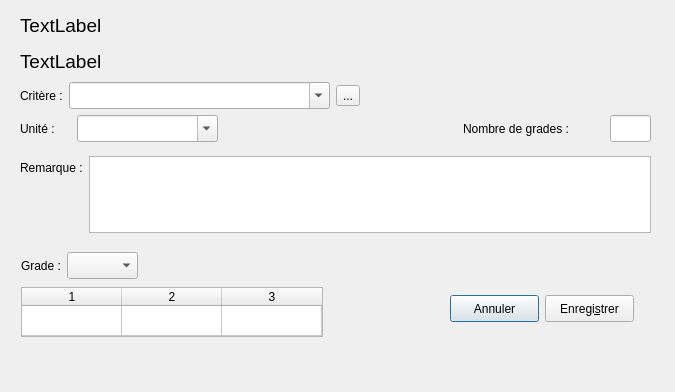
This is VetGUI/Form_critere.ui in openvet/openvet as Qt 5 draws it before an edit. The edited form follows.
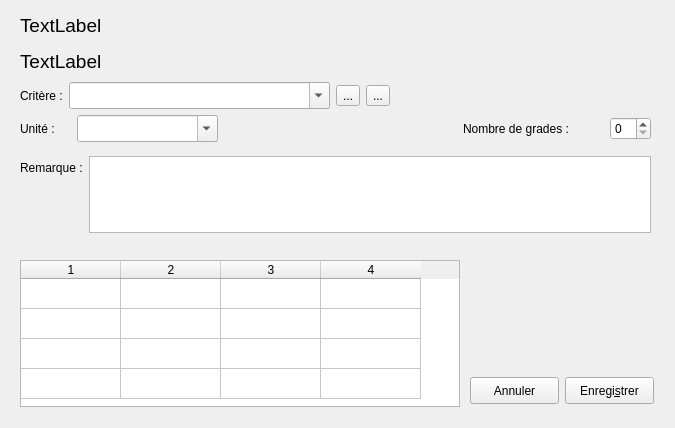
This is the edited form. Icons and pictures are not drawn. Custom widgets are drawn as their Qt base class.

```diff
--- a/VetGUI/Form_critere.ui
+++ b/VetGUI/Form_critere.ui
@@ -7,105 +7,12 @@
     <x>0</x>
     <y>0</y>
     <width>675</width>
-    <height>392</height>
+    <height>428</height>
    </rect>
   </property>
   <property name="windowTitle">
    <string>Dialog</string>
   </property>
-  <widget class="QWidget" name="layoutWidget">
-   <property name="geometry">
-    <rect>
-     <x>21</x>
-     <y>250</y>
-     <width>311</width>
-     <height>91</height>
-    </rect>
-   </property>
-   <layout class="QVBoxLayout" name="verticalLayout_2">
-    <item>
-     <layout class="QHBoxLayout" name="horizontalLayout_3">
-      <item>
-       <widget class="QLabel" name="label_6">
-        <property name="text">
-         <string>Grade :</string>
-        </property>
-        <property name="buddy">
-         <cstring>comboBox_Grade</cstring>
-        </property>
-       </widget>
-      </item>
-      <item>
-       <widget class="QComboBox" name="comboBox_Grade">
-        <property name="minimumSize">
-         <size>
-          <width>71</width>
-          <height>27</height>
-         </size>
-        </property>
-        <property name="maximumSize">
-         <size>
-          <width>71</width>
-          <height>27</height>
-         </size>
-        </property>
-       </widget>
-      </item>
-      <item>
-       <spacer name="horizontalSpacer_3">
-        <property name="orientation">
-         <enum>Qt::Horizontal</enum>
-        </property>
-        <property name="sizeHint" stdset="0">
-         <size>
-          <width>40</width>
-          <height>20</height>
-         </size>
-        </property>
-       </spacer>
-      </item>
-     </layout>
-    </item>
-    <item>
-     <widget class="MyTableWidget" name="tableWidget_Seuil">
-      <property name="minimumSize">
-       <size>
-        <width>302</width>
-        <height>50</height>
-       </size>
-      </property>
-      <property name="maximumSize">
-       <size>
-        <width>302</width>
-        <height>50</height>
-       </size>
-      </property>
-      <property name="rowCount">
-       <number>1</number>
-      </property>
-      <property name="columnCount">
-       <number>3</number>
-      </property>
-      <attribute name="verticalHeaderVisible">
-       <bool>false</bool>
-      </attribute>
-      <attribute name="verticalHeaderHighlightSections">
-       <bool>true</bool>
-      </attribute>
-      <attribute name="verticalHeaderVisible">
-       <bool>false</bool>
-      </attribute>
-      <attribute name="verticalHeaderHighlightSections">
-       <bool>true</bool>
-      </attribute>
-      <row/>
-      <column/>
-      <column/>
-      <column/>
-     </widget>
-    </item>
-   </layout>
-  </widget>
   <widget class="QWidget" name="layoutWidget">
    <property name="geometry">
     <rect>
@@ -220,6 +127,23 @@
         </property>
        </widget>
       </item>
+      <item>
+       <widget class="QToolButton" name="toolButton_DeleteCritere">
+        <property name="text">
+         <string>...</string>
+        </property>
+        <property name="icon">
+         <iconset resource="resources.qrc">
+          <normaloff>:/newPrefix/images/delete2.png</normaloff>:/newPrefix/images/delete2.png</iconset>
+        </property>
+        <property name="iconSize">
+         <size>
+          <width>20</width>
+          <height>20</height>
+         </size>
+        </property>
+       </widget>
+      </item>
       <item>
        <spacer name="horizontalSpacer_2">
         <property name="orientation">
@@ -314,20 +238,7 @@
        </widget>
       </item>
       <item>
-       <widget class="QLineEdit" name="lineEdit_NbGrades">
-        <property name="minimumSize">
-         <size>
-          <width>41</width>
-          <height>27</height>
-         </size>
-        </property>
-        <property name="maximumSize">
-         <size>
-          <width>41</width>
-          <height>27</height>
-         </size>
-        </property>
-       </widget>
+       <widget class="QSpinBox" name="spinBox_NbGrade"/>
       </item>
      </layout>
     </item>
@@ -369,8 +280,8 @@
   <widget class="QWidget" name="layoutWidget">
    <property name="geometry">
     <rect>
-     <x>450</x>
-     <y>288</y>
+     <x>470</x>
+     <y>370</y>
      <width>184</width>
      <height>41</height>
     </rect>
@@ -387,6 +298,9 @@
       <property name="text">
        <string>Annuler</string>
       </property>
+      <property name="autoDefault">
+       <bool>false</bool>
+      </property>
      </widget>
     </item>
     <item>
@@ -400,10 +314,43 @@
       <property name="text">
        <string>Enregi&amp;strer</string>
       </property>
+      <property name="autoDefault">
+       <bool>false</bool>
+      </property>
      </widget>
     </item>
    </layout>
   </widget>
+  <widget class="MyTableWidget" name="tableWidget_Seuil">
+   <property name="geometry">
+    <rect>
+     <x>20</x>
+     <y>260</y>
+     <width>440</width>
+     <height>147</height>
+    </rect>
+   </property>
+   <property name="rowCount">
+    <number>4</number>
+   </property>
+   <property name="columnCount">
+    <number>4</number>
+   </property>
+   <attribute name="verticalHeaderVisible">
+    <bool>false</bool>
+   </attribute>
+   <attribute name="verticalHeaderVisible">
+    <bool>false</bool>
+   </attribute>
+   <row/>
+   <row/>
+   <row/>
+   <row/>
+   <column/>
+   <column/>
+   <column/>
+   <column/>
+  </widget>
  </widget>
  <customwidgets>
   <customwidget>
```
Left out of the diff: 3 changed lines with no effect on the pictures.
